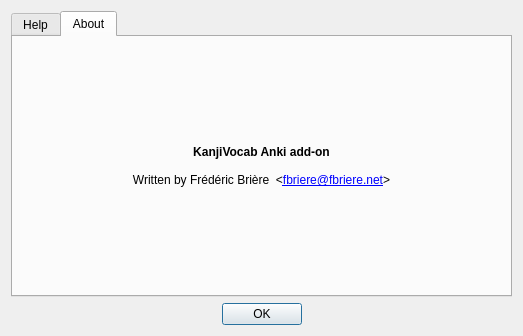
fbriere/anki-kanjivocab, file kanjivocab/help.ui: the form before one commit.
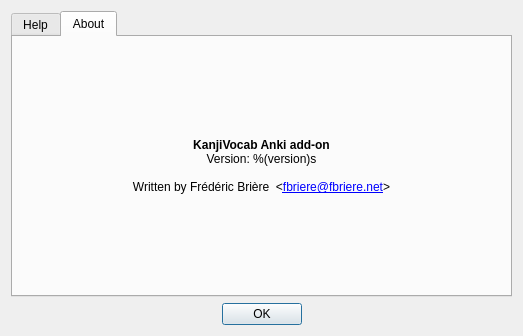
The form after the commit. The open tabs and pages were chosen to show the change.

Commit message: Display version in Help/About dialog

Patch:
```diff
--- a/kanjivocab/help.ui
+++ b/kanjivocab/help.ui
@@ -57,6 +57,7 @@
 p, li { white-space: pre-wrap; }
 &lt;/style&gt;&lt;/head&gt;&lt;body style=&quot; font-family:'Sans Serif'; font-size:9pt; font-weight:400; font-style:normal;&quot;&gt;
 &lt;p align=&quot;center&quot; style=&quot; margin-top:0px; margin-bottom:0px; margin-left:0px; margin-right:0px; -qt-block-indent:0; text-indent:0px;&quot;&gt;&lt;span style=&quot; font-weight:600;&quot;&gt;KanjiVocab Anki add-on&lt;/span&gt;&lt;/p&gt;
+&lt;p align=&quot;center&quot; style=&quot; margin-top:0px; margin-bottom:0px; margin-left:0px; margin-right:0px; -qt-block-indent:0; text-indent:0px;&quot;&gt;Version: %(version)s&lt;/p&gt;
 &lt;p align=&quot;center&quot; style=&quot;-qt-paragraph-type:empty; margin-top:0px; margin-bottom:0px; margin-left:0px; margin-right:0px; -qt-block-indent:0; text-indent:0px;&quot;&gt;&lt;br /&gt;&lt;/p&gt;
 &lt;p align=&quot;center&quot; style=&quot; margin-top:0px; margin-bottom:0px; margin-left:0px; margin-right:0px; -qt-block-indent:0; text-indent:0px;&quot;&gt;Written by Frédéric Brière  &amp;lt;&lt;a href=&quot;mailto:fbriere@fbriere.net&quot;&gt;&lt;span style=&quot; text-decoration: underline; color:#0000ff;&quot;&gt;fbriere@fbriere.net&lt;/span&gt;&lt;/a&gt;&amp;gt;&lt;/p&gt;&lt;/body&gt;&lt;/html&gt;</string>
          </property>
```
Left out of the diff: 8 changed lines with no effect on the pictures. The commit also changes 1 other file.
